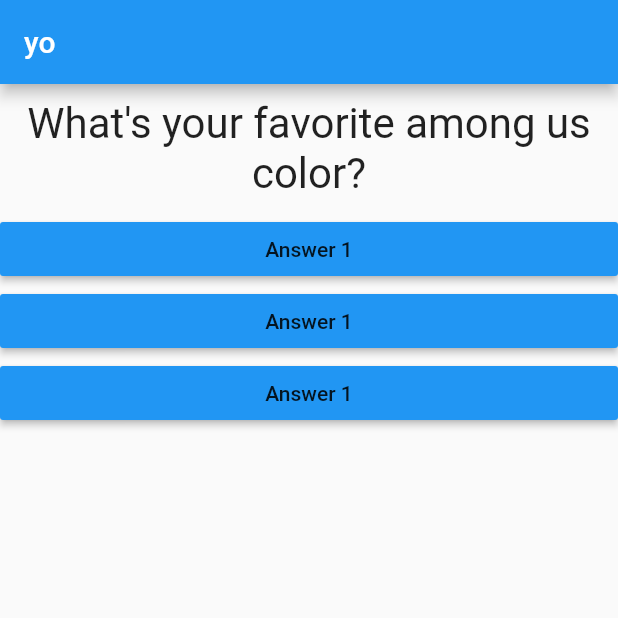
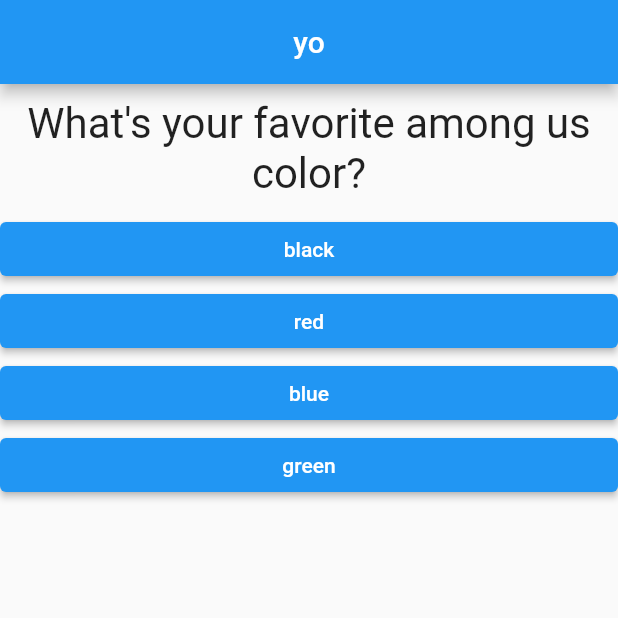
Before and after one commit to ofekSushan/flutter_basic, a Flutter app: the screen it shows after launch, on a phone screen of 412 x 824 dp, the top half of it. Run offline on Flutter 3.47's test engine with Material 2 defaults, Android fonts, the phone set to English and light mode, and no system bars.

Commit message:
end of first app

```diff
--- a/lib/answer.dart
+++ b/lib/answer.dart
@@ -2,17 +2,18 @@ import 'package:flutter/material.dart';
 
 class Answer extends StatelessWidget {
   final VoidCallback selectHandler;
+  final String answerText;
 
-  Answer(this.selectHandler,);
+  Answer(this.selectHandler,this.answerText);
   // const Answer({Key? key}) : super(key: key);
 
   @override
   Widget build(BuildContext context) {
     return Container(
       width: double.infinity,
-      child:  RaisedButton(
-        color: Colors.blue,
-        child: Text("Answer 1"),
+      child:  ElevatedButton(
+        style: ButtonStyle(backgroundColor:  MaterialStateProperty.all(Colors.blue) ),
+        child: Text(answerText,style: TextStyle(color: Colors.white),),
         onPressed:selectHandler,
       ),
 
--- a/lib/main.dart
+++ b/lib/main.dart
@@ -1,7 +1,8 @@
 import 'package:flutter/material.dart';
+import 'package:flutter_basic/result.dart';
 
-import './answer.dart';
-import './question.dart';
+import "./quiz.dart";
+import './result.dart';
 
 void main() => runApp(MyApp());
 
@@ -14,32 +15,80 @@ class MyApp extends StatefulWidget {
 
 }
 class _MyAppState extends State <MyApp> {
+    final questions = const [
+      {"questionText":"What's your favorite among us color?",
+      "answers":[
+       {"text":"black","score":10},
+       {"text":"red","score":5},
+       {"text":"blue","score":3},
+       {"text":"green","score":1}
+       ],},
+
+       {"questionText":"What's your favorite animal?",
+       "answers":[
+        {"text":"Cat","score":10},
+        {"text":"Dog","score":5},
+        {"text":"Snake","score":3},
+        {"text":"Rabbit","score":1},
+        ],},
+
+      {"questionText":"What's your reason to live?",
+      "answers":[
+      {"text":"Eat","score":10},
+      {"text":"Sleep","score":5},
+      {"text":"Among us","score":3},
+      {"text":"I dont have :^( " , "score":1},
+      ],},
+    ];
   var _questionIndex = 0;
+  var _totalScore=0;
 
-  void _answerQuestion() {
+void _restartQuiz(){
     setState(() {
-    _questionIndex = 1;
-    });
+    _questionIndex = 0;
+    _totalScore=0;
+});
+}
+
+  void _answerQuestion(int score) {
+
+    _totalScore+=score;
+
+      setState(() {
+    _questionIndex ++;
+      });
+    if(_questionIndex<questions.length) {
     print("nice answer bro");
+    }
+    else{
+      print("dude wtf");
+    }
   }
 
   @override
   Widget build(BuildContext context) {
-    var questions = [
-      "What's your favorite among us color?",
-      "What's your favorite animal"
-    ];
+
     return MaterialApp(
       home: Scaffold(
-          appBar: AppBar(title: const Text("yo")),
-          body: Column(
+          appBar: AppBar(title:  Row(
             children: [
-              Question(questions[_questionIndex]),
-              Answer(_answerQuestion),
-              Answer(_answerQuestion),
-              Answer(_answerQuestion),
+              const Text("yo"),
             ],
+            mainAxisAlignment: MainAxisAlignment.center,
           )),
+          body:
+          // if statement
+          _questionIndex<questions.length ?
+
+          Quiz(
+          answerQuestion: _answerQuestion,
+          questionIndex: _questionIndex,
+          questions: questions,
+          )
+
+          // else
+          :Result(_totalScore,_restartQuiz),
+          ),
     );
   }
 }
--- a/lib/question.dart
+++ b/lib/question.dart
@@ -17,6 +17,7 @@ class Question extends StatelessWidget {
     style: const TextStyle(fontSize: 28),
     textAlign: TextAlign.center,
     ),
+
     );
 
   }
--- /dev/null
+++ b/lib/quiz.dart
@@ -0,0 +1,39 @@
+import 'package:flutter/cupertino.dart';
+import 'package:flutter/material.dart';
+import 'package:flutter/src/foundation/key.dart';
+import 'package:flutter/src/widgets/framework.dart';
+import './question.dart';
+import './answer.dart';
+
+class Quiz extends StatelessWidget {
+  // const Quiz({Key? key}) : super(key: key)
+  final List<Map<String , Object>> questions ;
+  final int questionIndex;
+  final Function answerQuestion;
+
+  Quiz({
+  required this.questions,
+  required this.questionIndex,
+  required this.answerQuestion
+  });
+
+  @override
+  Widget build(BuildContext context) {
+    return
+      Column(
+            children: [
+              Question(
+              questions[questionIndex]["questionText"].toString()
+              ),
+              ...(questions[questionIndex]["answers"] as List<Map<String , Object>>).map((answer){
+              return  Answer( () =>  answerQuestion( answer['score'] ),answer['text'].toString());
+              }).toList()
+              ,
+              // const Spacer(),
+              // Row(children: [ElevatedButton(onPressed: () {}, child: Text('OFEK'))],crossAxisAlignment: CrossAxisAlignment.center),
+
+            ],
+
+          );
+  }
+}
```
Also changed, not shown: lib/result.dart (added, +60 -0 lines).
